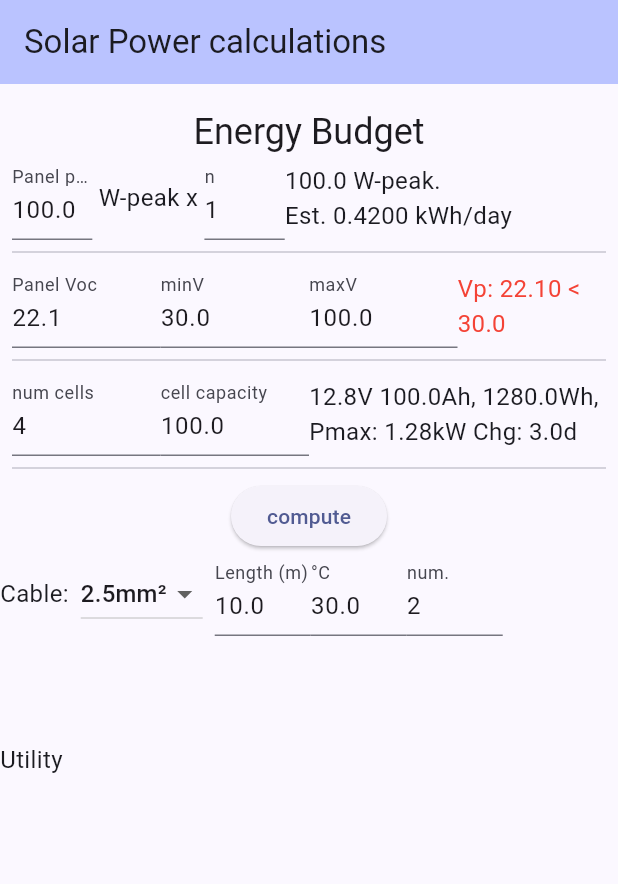
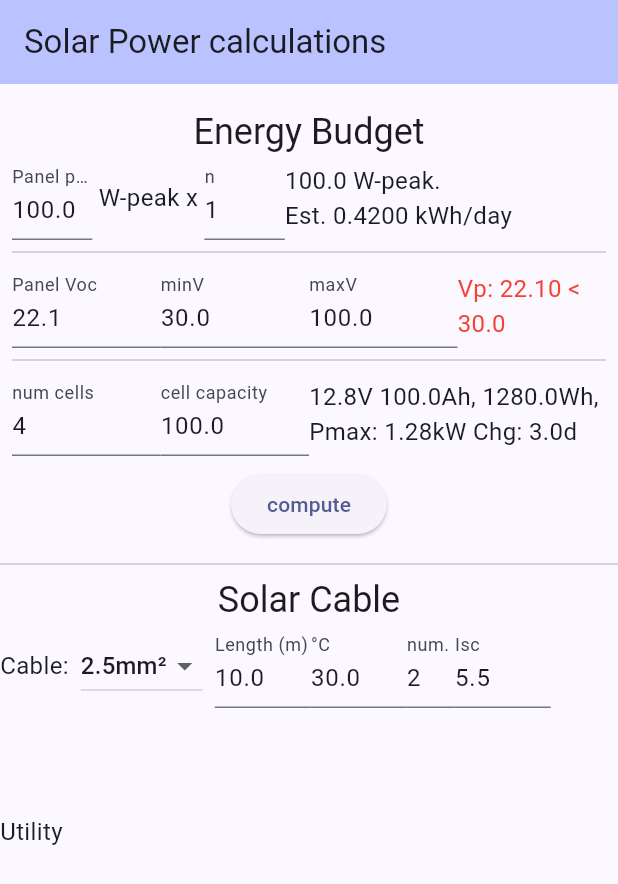
Before and after one commit to siuyin/solarcalc, a Flutter app: the screen it shows after launch, on a phone screen of 412 x 824 dp. Shown: the top 884 px of the screen. Run offline on Flutter 3.47's test engine with Material 3 defaults, Android fonts, the phone set to English and light mode, and no system bars; our stand-ins replace hive_flutter; accounts and stored records are empty.

Commit message:
feat: add Isc

```diff
--- a/lib/main.dart
+++ b/lib/main.dart
@@ -124,6 +124,9 @@ class _SolarState extends State<Solar> {
     setIfEmpty('numConductors', numConductors);
     numConductorsController.text = box.get('numConductors').toString();
 
+    setIfEmpty('iSC', iSC);
+    iSCController.text = box.get('iSC').toString();
+
     box.put('gerbau', 'terpau');
   }
 
@@ -141,10 +144,12 @@ class _SolarState extends State<Solar> {
   double cableTemp = 30.0;
   double cableLength = 10.0;
   int numConductors = 2;
+  double iSC = 5.5;
 
   final cableTempController = TextEditingController();
   final cableLengthController = TextEditingController();
   final numConductorsController = TextEditingController();
+  final iSCController = TextEditingController();
 
   double temperatureCorrectedCopperResistivity() {
     return 17.24e-9 * (1 + 3.93e-3 * (cableTemp - 20.0));
@@ -161,6 +166,11 @@ class _SolarState extends State<Solar> {
   Widget build(BuildContext context) {
     return Column(
       children: [
+        const Divider(),
+        Text(
+          'Solar Cable',
+          style: Theme.of(context).textTheme.headlineSmall,
+        ),
         Row(
           // crossAxisAlignment: CrossAxisAlignment.end,
           children: [
@@ -206,7 +216,7 @@ class _SolarState extends State<Solar> {
               ),
             ),
             SizedBox(
-              width: 64,
+              width: 32,
               child: TextField(
                 controller: numConductorsController,
                 onSubmitted: (_) => compute(),
@@ -214,6 +224,23 @@ class _SolarState extends State<Solar> {
                 inputFormatters: [FilteringTextInputFormatter.digitsOnly],
                 decoration: const InputDecoration(
                   labelText: 'num.',
+                ),
+              ),
+            ),
+            SizedBox(
+              width: 64,
+              child: TextField(
+                controller: iSCController,
+                onSubmitted: (_) => compute(),
+                keyboardType: TextInputType.number,
+                inputFormatters: [
+                  FilteringTextInputFormatter.allow(
+                    RegExp(r'[+-]?([0-9]+([.][0-9]*)?|[.][0-9]+)'),
+                  )
+                ],
+                decoration: const InputDecoration(
+                  labelText: 'Isc',
+                  hintText: 'Panel sort-circuit current',
                 ),
               ),
             ),
@@ -251,9 +278,12 @@ class _SolarState extends State<Solar> {
           int.tryParse(numConductorsController.text) ?? numConductors;
       box.put('numConductors', numConductors);
 
+      iSC = double.tryParse(iSCController.text) ?? iSC;
+      box.put('iSC', iSC);
+
       outputText =
           'Single ${cableLength}m conductor resistance:  ${singleConductorResistance().toStringAsPrecision(3)}Ω'
-          '\nGiven max panel current: ${box.get('panelMaxAmps').toStringAsFixed(1)}A, power loss for $numConductors conductors: ${powerLoss(box.get('panelMaxAmps'), singleConductorResistance(), numConductors).toStringAsFixed(1)}W';
+          '\nGiven panel Isc: ${iSC}A, power loss for $numConductors conductors: ${powerLoss(box.get('iSC'), singleConductorResistance(), numConductors).toStringAsFixed(1)}W';
     });
   }
 }
@@ -275,10 +305,6 @@ class _BudgetState extends State<Budget> {
 
   double totalPanelVolts() {
     return numPanels * panelOCV;
-  }
-
-  double panelMaxAmps() {
-    return totalPanelPower() / totalPanelVolts();
   }
 
   double solarChargerMinVolts = 30.0;
@@ -436,8 +462,6 @@ class _BudgetState extends State<Budget> {
       box.put('solarChargerMinVolts', solarChargerMinVolts);
       solarChargerMaxVolts = max;
       box.put('solarChargerMaxVolts', solarChargerMaxVolts);
-
-      box.put('panelMaxAmps', panelMaxAmps());
     });
 
     if (totalPanelVolts() > solarChargerMinVolts &&
@@ -506,10 +530,12 @@ class _BudgetState extends State<Budget> {
           panelVoltageCalc(),
           const Divider(),
           batteryCapacityCalc(),
-          const Divider(),
-          ElevatedButton(
-            onPressed: compute,
-            child: const Text('compute'),
+          Padding(
+            padding: const EdgeInsets.all(8.0),
+            child: ElevatedButton(
+              onPressed: compute,
+              child: const Text('compute'),
+            ),
           ),
         ],
       ),
```
